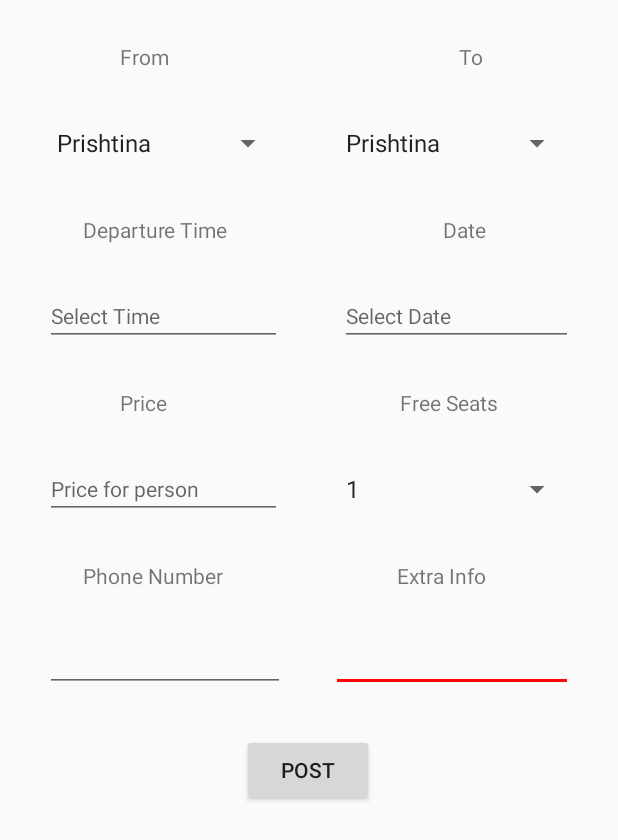
After one commit to EgzonaGrashtica/PPMGr.1, an Android app: the fragment AddPostFragment shown on its own in the app's theme, on a phone screen of 412 x 824 dp. The commit adds this screen. Shown: the top 840 px of the screen. Run offline under Robolectric (Android 15) with nearby library versions, the light colour scheme and no system bars; 2 statements that could not run were skipped.

Commit message:
Fragment i ri Add Post
Shtimi i fragmentit te ri Add Post . Eshte bere vetem rregullimi per navigim te fragmentit dhe rregullimi i UI te add postit (nder tjera TimePicker dhe DatePicker).

```diff
--- /dev/null
+++ b/hitchhikerK/app/src/main/java/com/fiek/hitchhikerkosova/AddPostFragment.java
@@ -0,0 +1,150 @@
+package com.fiek.hitchhikerkosova;
+
+import android.app.DatePickerDialog;
+import android.app.TimePickerDialog;
+import android.os.Bundle;
+
+import androidx.annotation.NonNull;
+import androidx.annotation.Nullable;
+import androidx.appcompat.widget.Toolbar;
+import androidx.fragment.app.Fragment;
+
+import android.text.InputType;
+import android.view.LayoutInflater;
+import android.view.View;
+import android.view.ViewGroup;
+import android.widget.DatePicker;
+import android.widget.EditText;
+import android.widget.TimePicker;
+
+import java.util.Calendar;
+
+
+/**
+ * A simple {@link Fragment} subclass.
+ * Use the {@link AddPostFragment#newInstance} factory method to
+ * create an instance of this fragment.
+ */
+public class AddPostFragment extends Fragment {
+    // TODO: Rename parameter arguments, choose names that match
+    // the fragment initialization parameters, e.g. ARG_ITEM_NUMBER
+    private static final String ARG_PARAM1 = "param1";
+    private static final String ARG_PARAM2 = "param2";
+    TimePickerDialog picker;
+    EditText etSelectTime;
+    EditText etSelectDate;
+
+    // TODO: Rename and change types of parameters
+    private String mParam1;
+    private String mParam2;
+
+    public AddPostFragment() {
+        // Required empty public constructor
+    }
+
+    /**
+     * Use this factory method to create a new instance of
+     * this fragment using the provided parameters.
+     *
+     * @param param1 Parameter 1.
+     * @param param2 Parameter 2.
+     * @return A new instance of fragment AddPostFragment.
+     */
+    // TODO: Rename and change types and number of parameters
+    public static AddPostFragment newInstance(String param1, String param2) {
+        AddPostFragment fragment = new AddPostFragment();
+        Bundle args = new Bundle();
+        args.putString(ARG_PARAM1, param1);
+        args.putString(ARG_PARAM2, param2);
+        fragment.setArguments(args);
+        return fragment;
+    }
+
+    @Override
+    public void onCreate(Bundle savedInstanceState) {
+        super.onCreate(savedInstanceState);
+        if (getArguments() != null) {
+            mParam1 = getArguments().getString(ARG_PARAM1);
+            mParam2 = getArguments().getString(ARG_PARAM2);
+        }
+
+    }
+
+    @Override
+    public View onCreateView(LayoutInflater inflater, ViewGroup container,
+                             Bundle savedInstanceState) {
+        // Inflate the layout for this fragment
+        return inflater.inflate(R.layout.fragment_add_post, container, false);
+    }
+
+    @Override
+    public void onViewCreated(@NonNull View view, @Nullable Bundle savedInstanceState) {
+        super.onViewCreated(view, savedInstanceState);
+        Toolbar toolbar = (Toolbar) getActivity().findViewById(R.id.toolbar);
+        toolbar.setTitle(getResources().getString(R.string.tvAddPostTitle));
+        etSelectTime=getActivity().findViewById(R.id.etSelectTime);
+        etSelectDate=getActivity().findViewById(R.id.etSelectDate);
+        etSelectTime.setInputType(InputType.TYPE_NULL);
+        etSelectDate.setInputType(InputType.TYPE_NULL);
+
+        //Listener per selectimin e ores permes klases TimePickerDialog
+        etSelectTime.setOnClickListener(new View.OnClickListener() {
+            @Override
+            public void onClick(View v) {
+                final Calendar cldr = Calendar.getInstance();
+                int hour = cldr.get(Calendar.HOUR_OF_DAY);
+                int minutes = cldr.get(Calendar.MINUTE);
+                // time picker dialog
+                picker = new TimePickerDialog(getContext(),
+                        new TimePickerDialog.OnTimeSetListener() {
+                            @Override
+                            public void onTimeSet(TimePicker tp, int sHour, int sMinute) {
+                                //formatimi i ores
+                                if(sHour<10 && sMinute<10) {
+                                    etSelectTime.setText("0" + sHour + ":0" + sMinute);
+                                }else if(sHour<10 ) {
+                                    etSelectTime.setText("0" + sHour + ":" + sMinute);
+                                }else if(sMinute<10){
+                                    etSelectTime.setText(sHour + ":0" + sMinute);
+                                }else{
+                                etSelectTime.setText(sHour + ":" + sMinute);
+                                }
+                            }
+                        }, hour, minutes, true);
+                picker.show();
+            }
+        });
+
+        //Listener per selektimin e dates permes klases DatePickerDialog
+        etSelectDate.setOnClickListener(new View.OnClickListener() {
+            @Override
+            public void onClick(View v) {
+                final Calendar c = Calendar.getInstance();
+                int mYear = c.get(Calendar.YEAR);
+                int mMonth = c.get(Calendar.MONTH);
+                int mDay = c.get(Calendar.DAY_OF_MONTH);
+                DatePickerDialog datePickerDialog = new DatePickerDialog(getContext(),
+                        new DatePickerDialog.OnDateSetListener() {
+                            @Override
+                            public void onDateSet(DatePicker view, int year,
+                                                  int monthOfYear, int dayOfMonth) {
+                                //formatimi i ores (+1 per arsye se DatePickerDialog e shfaq muajin per 1 ma pak !?)
+                                if(dayOfMonth <10 && monthOfYear<9) {
+                                    etSelectDate.setText("0" + dayOfMonth + "/0" + (monthOfYear + 1) + "/" + year);
+                                }else if(dayOfMonth<10){
+                                    etSelectDate.setText("0"+dayOfMonth + "/" + (monthOfYear + 1) + "/" + year);
+                                }else if(monthOfYear<9){
+                                    etSelectDate.setText(dayOfMonth + "/0" + (monthOfYear + 1) + "/" + year);
+                                }else{
+                                    etSelectDate.setText(dayOfMonth + "/" + (monthOfYear+1) + "/" + year);
+                                }
+                            }
+                        }, mYear, mMonth, mDay);
+                datePickerDialog.show();
+            }
+        });
+
+    }
+
+
+}
--- a/hitchhikerK/app/src/main/java/com/fiek/hitchhikerkosova/MainActivity.java
+++ b/hitchhikerK/app/src/main/java/com/fiek/hitchhikerkosova/MainActivity.java
@@ -62,6 +62,9 @@ public class MainActivity extends AppCompatActivity {
             }
         });
         drawerToggle.setHomeAsUpIndicator(R.drawable.ic_hamburger);
+
+        if (getSupportActionBar() != null)
+            getSupportActionBar().setTitle("Toolbar title");
     }
 
     private void setupDrawerContent(NavigationView navigationView) {
@@ -106,5 +109,20 @@ public class MainActivity extends AppCompatActivity {
         mDrawer.closeDrawers();
     }
 
+    // Funksioni i butonit per te shtuar Postime
+    public void btnNewPostFunc(View v){
+        fragmentClass = AddPostFragment.class;
+        try {
+            fragment = (Fragment) fragmentClass.newInstance();
+        } catch (Exception e) {
+            e.printStackTrace();
+        }
+        fragmentManager = getSupportFragmentManager();
+        fragmentManager.beginTransaction().replace(R.id.fContent, fragment).commit();
+        for (int i = 0; i < nvDrawer.getMenu().size(); i++) {
+            nvDrawer.getMenu().getItem(i).setChecked(false);
+        }
+    }
+
 
 }
--- a/hitchhikerK/app/src/main/java/com/fiek/hitchhikerkosova/TestFragment2.java
+++ b/hitchhikerK/app/src/main/java/com/fiek/hitchhikerkosova/TestFragment2.java
@@ -2,6 +2,9 @@ package com.fiek.hitchhikerkosova;
 
 import android.os.Bundle;
 
+import androidx.annotation.NonNull;
+import androidx.annotation.Nullable;
+import androidx.appcompat.widget.Toolbar;
 import androidx.fragment.app.Fragment;
 
 import android.view.LayoutInflater;
@@ -53,6 +56,8 @@ public class TestFragment2 extends Fragment {
             mParam1 = getArguments().getString(ARG_PARAM1);
             mParam2 = getArguments().getString(ARG_PARAM2);
         }
+        Toolbar toolbar = (Toolbar) getActivity().findViewById(R.id.toolbar);
+            toolbar.setTitle("Toolbar title123");
     }
 
     @Override
@@ -61,4 +66,10 @@ public class TestFragment2 extends Fragment {
         // Inflate the layout for this fragment
         return inflater.inflate(R.layout.fragment_test2, container, false);
     }
+
+    @Override
+    public void onViewCreated(@NonNull View view, @Nullable Bundle savedInstanceState) {
+        super.onViewCreated(view, savedInstanceState);
+
+    }
 }
--- /dev/null
+++ b/hitchhikerK/app/src/main/res/layout/fragment_add_post.xml
@@ -0,0 +1,205 @@
+<?xml version="1.0" encoding="utf-8"?>
+<FrameLayout xmlns:android="http://schemas.android.com/apk/res/android"
+    xmlns:app="http://schemas.android.com/apk/res-auto"
+    xmlns:tools="http://schemas.android.com/tools"
+    android:layout_width="match_parent"
+    android:layout_height="match_parent"
+    tools:context=".AddPostFragment">
+
+    <androidx.constraintlayout.widget.ConstraintLayout
+        android:layout_width="match_parent"
+        android:layout_height="match_parent">
+
+        <EditText
+            android:id="@+id/edExtraInfo"
+            android:layout_width="161dp"
+            android:layout_height="40dp"
+            android:layout_marginTop="28dp"
+            android:layout_marginEnd="30dp"
+            android:ems="10"
+            android:gravity="start|top"
+            android:inputType="textMultiLine"
+            android:textSize="14sp"
+            app:layout_constraintEnd_toEndOf="parent"
+            app:layout_constraintTop_toBottomOf="@+id/tvExtraInfo" />
+
+        <TextView
+            android:id="@+id/tvExtraInfo"
+            android:layout_width="wrap_content"
+            android:layout_height="wrap_content"
+            android:layout_marginTop="28dp"
+            android:layout_marginEnd="88dp"
+            android:text="@string/tvExtraInfo"
+            app:layout_constraintEnd_toEndOf="parent"
+            app:layout_constraintTop_toBottomOf="@+id/spFreeSeats" />
+
+        <Button
+            android:id="@+id/btnAddPost"
+            android:layout_width="wrap_content"
+            android:layout_height="wrap_content"
+            android:layout_marginStart="161dp"
+            android:layout_marginTop="28dp"
+            android:layout_marginEnd="162dp"
+            android:onClick="@string/btnAddPostFunc"
+            android:text="@string/btnAddPostTxt"
+            app:layout_constraintEnd_toEndOf="parent"
+            app:layout_constraintHorizontal_bias="0.0"
+            app:layout_constraintStart_toStartOf="parent"
+            app:layout_constraintTop_toBottomOf="@+id/edPhoneNumber" />
+
+        <TextView
+            android:id="@+id/tvFrom"
+            android:layout_width="wrap_content"
+            android:layout_height="wrap_content"
+            android:layout_marginStart="80dp"
+            android:layout_marginTop="28dp"
+            android:text="@string/tvFrom"
+            app:layout_constraintStart_toStartOf="parent"
+            app:layout_constraintTop_toTopOf="parent" />
+
+        <TextView
+            android:id="@+id/tvTo"
+            android:layout_width="wrap_content"
+            android:layout_height="wrap_content"
+            android:layout_marginTop="28dp"
+            android:layout_marginEnd="90dp"
+            android:text="@string/tvTo"
+            app:layout_constraintEnd_toEndOf="parent"
+            app:layout_constraintTop_toTopOf="parent" />
+
+        <Spinner
+            android:id="@+id/spFrom"
+            android:layout_width="159dp"
+            android:layout_height="40dp"
+            android:layout_marginStart="30dp"
+            android:layout_marginTop="28dp"
+            app:layout_constraintStart_toStartOf="parent"
+            app:layout_constraintTop_toBottomOf="@+id/tvFrom"
+            android:entries="@array/arrayCities"
+            android:prompt="@string/spDefault"/>
+
+        <Spinner
+            android:id="@+id/spTo"
+            android:layout_width="159dp"
+            android:layout_height="40dp"
+            android:layout_marginTop="28dp"
+            android:layout_marginEnd="30dp"
+            app:layout_constraintEnd_toEndOf="parent"
+            app:layout_constraintTop_toBottomOf="@+id/tvTo"
+            android:entries="@array/arrayCities"
+            android:prompt="@string/spDefault"/>
+
+        <TextView
+            android:id="@+id/tvDepartureTime"
+            android:layout_width="wrap_content"
+            android:layout_height="wrap_content"
+            android:layout_marginStart="55dp"
+            android:layout_marginTop="28dp"
+            android:text="@string/tvDepartureTime"
+            app:layout_constraintStart_toStartOf="parent"
+            app:layout_constraintTop_toBottomOf="@+id/spFrom" />
+
+        <EditText
+            android:id="@+id/etSelectTime"
+            android:layout_width="158dp"
+            android:layout_height="40dp"
+            android:layout_marginStart="30dp"
+            android:layout_marginTop="28dp"
+            android:focusable="false"
+            android:hint="@string/phSelectTime"
+            android:inputType="textPersonName"
+            android:textSize="14sp"
+            app:layout_constraintStart_toStartOf="parent"
+            app:layout_constraintTop_toBottomOf="@+id/tvDepartureTime" />
+
+        <Spinner
+            android:id="@+id/spFreeSeats"
+            android:layout_width="159dp"
+            android:layout_height="40dp"
+            android:layout_marginTop="28dp"
+            android:layout_marginEnd="30dp"
+            android:entries="@array/arrayFreeSeats"
+            android:prompt="@string/spDefault"
+            app:layout_constraintEnd_toEndOf="parent"
+            app:layout_constraintTop_toBottomOf="@+id/tvFreeSeats" />
+
+        <TextView
+            android:id="@+id/tvFreeSeats"
+            android:layout_width="wrap_content"
+            android:layout_height="wrap_content"
+            android:layout_marginTop="28dp"
+            android:layout_marginEnd="80dp"
+            android:text="@string/tvFreeSeats"
+            app:layout_constraintEnd_toEndOf="parent"
+            app:layout_constraintTop_toBottomOf="@+id/etSelectDate" />
+
+        <TextView
+            android:id="@+id/tvPrice"
+            android:layout_width="wrap_content"
+            android:layout_height="wrap_content"
+            android:layout_marginStart="80dp"
+            android:layout_marginTop="28dp"
+            android:text="@string/tvPrice"
+            app:layout_constraintStart_toStartOf="parent"
+            app:layout_constraintTop_toBottomOf="@+id/etSelectTime"
+            />
+
+        <TextView
+            android:id="@+id/tvPhoneNumber"
+            android:layout_width="wrap_content"
+            android:layout_height="wrap_content"
+            android:layout_marginStart="55dp"
+            android:layout_marginTop="28dp"
+            android:text="@string/tvPhoneNumber"
+            app:layout_constraintStart_toStartOf="parent"
+            app:layout_constraintTop_toBottomOf="@+id/edPrice" />
+
+        <EditText
+            android:id="@+id/edPrice"
+            android:layout_width="158dp"
+            android:layout_height="40dp"
+            android:layout_marginStart="30dp"
+            android:layout_marginTop="28dp"
+            android:hint="@string/phPrice"
+            android:inputType="number"
+            app:layout_constraintStart_toStartOf="parent"
+            app:layout_constraintTop_toBottomOf="@+id/tvPrice"
+            android:textSize="14sp"/>
+
+        <EditText
+            android:id="@+id/etSelectDate"
+            android:layout_width="155dp"
+            android:layout_height="40dp"
+            android:layout_marginTop="28dp"
+            android:layout_marginEnd="30dp"
+            android:hint="@string/phDate"
+            android:inputType="textPersonName"
+            android:textSize="14sp"
+            app:layout_constraintEnd_toEndOf="parent"
+            app:layout_constraintTop_toBottomOf="@+id/tvDate"
+            android:focusable="false"/>
+
+        <TextView
+            android:id="@+id/tvDate"
+            android:layout_width="wrap_content"
+            android:layout_height="wrap_content"
+            android:layout_marginTop="28dp"
+            android:layout_marginEnd="88dp"
+            android:text="@string/tvDate"
+            app:layout_constraintEnd_toEndOf="parent"
+            app:layout_constraintTop_toBottomOf="@+id/spTo" />
+
+        <EditText
+            android:id="@+id/edPhoneNumber"
+            android:layout_width="160dp"
+            android:layout_height="40dp"
+            android:layout_marginStart="30dp"
+            android:layout_marginTop="28dp"
+            android:ems="10"
+            android:inputType="phone"
+            app:layout_constraintStart_toStartOf="parent"
+            app:layout_constraintTop_toBottomOf="@+id/tvPhoneNumber"
+            android:textSize="14sp"/>
+
+    </androidx.constraintlayout.widget.ConstraintLayout>
+</FrameLayout>
--- a/hitchhikerK/app/src/main/res/layout/toolbar.xml
+++ b/hitchhikerK/app/src/main/res/layout/toolbar.xml
@@ -2,6 +2,7 @@
 <androidx.appcompat.widget.Toolbar
     xmlns:android="http://schemas.android.com/apk/res/android"
     xmlns:app="http://schemas.android.com/apk/res-auto"
+    xmlns:tools="http://schemas.android.com/tools"
     android:id="@+id/toolbar"
     android:layout_height="wrap_content"
     android:layout_width="match_parent"
@@ -9,4 +10,22 @@
     android:minHeight="?attr/actionBarSize"
     app:theme="@style/ThemeOverlay.AppCompat.Dark.ActionBar"
     android:background="?attr/colorPrimaryDark">
+
+        <ImageButton
+            android:id="@+id/btnNewPost"
+            android:layout_width="wrap_content"
+            android:layout_height="wrap_content"
+            android:layout_marginEnd="4dp"
+            android:layout_weight="1"
+            android:backgroundTint="@color/colorAccent"
+            android:contentDescription="@string/newPostCD"
+            android:onClick="@string/btnNewPostFunc"
+            app:layout_constraintBottom_toBottomOf="parent"
+            app:layout_constraintEnd_toEndOf="parent"
+            app:layout_constraintTop_toTopOf="parent"
+            app:srcCompat="@drawable/ic_add_white_18dp"
+            android:layout_alignParentEnd="true"
+            android:layout_alignParentRight="true"
+            android:layout_gravity="right"/>
+
 </androidx.appcompat.widget.Toolbar>
--- a/hitchhikerK/app/src/main/res/values/strings.xml
+++ b/hitchhikerK/app/src/main/res/values/strings.xml
@@ -2,26 +2,75 @@
     <string name="app_name">Hitchhiker Kosova</string>
 
     <!-- placeholders -->
+        <!-- PH for signup/login-->
         <string name="phEmail">Email</string>
         <string name="phPassword">Password</string>
         <string name="phName">Name</string>
         <string name="phSurname">Surname</string>
         <string name="phPhoneNumber">Phone Number</string>
         <string name="phConfirmPassword">Confirm Password</string>
+        <!-- AddPost-->
+        <string name="phSelectTime">Select Time</string>
+        <string name="phPrice">Price for person</string>
+        <string name="phDate">Select Date </string>
 
     <!-- buttons text-->
+        <!-- Signup/Login-->
         <string name="btnLogInTxt">Log In</string>
         <string name="btnSignUpTxt">Sign Up</string>
+        <string name="btnAddPostTxt">Post</string>
 
     <!-- onClick function -->
+        <!-- Signup/Login-->
         <string name="btnLogInFunc">btnLogInFunc</string>
         <string name="tvRegisterFunc">tvRegisterFunc</string>
         <string name="btnSignUpFunc">btnSignUpFunc</string>
+        <!-- AddPost-->
+        <string name="btnNewPostFunc">btnNewPostFunc</string>
+        <string name="btnAddPostFunc">btnAddPostFunc</string>
+        <string name="etSelectTimeFunc">etSelectTimeFunc</string>
 
     <!-- Text Views -->
+        <!--Signup-->
         <string name="tvRegister">Don\'t have an account?</string>
+        <!-- AddPost-->
+        <string name="tvAddPostTitle">Create a new trip.</string>
+        <string name="tvFrom">From</string>
+        <string name="tvTo">To</string>
+        <string name="tvDepartureTime">Departure Time</string>
+        <string name="tvFreeSeats">Free Seats</string>
+        <string name="tvPrice">Price</string>
+        <string name="tvDate">Date</string>
+        <string name="tvPhoneNumber">Phone Number</string>
+        <string name="tvExtraInfo">Extra Info</string>
+
+    <!--Spinner Arrays-->
+        <!-- AddPost-->
+        <string-array name="arrayCities">
+            <item>Prishtina</item>
+            <item>Prizreni</item>
+            <item>Ferizaj</item>
+            <item>Pejë</item>
+            <item>Gjakovë</item>
+            <item>Gjilan</item>
+            <item>Mitrovicë</item>
+        </string-array>
+        <string-array name="arrayFreeSeats">
+            <item>1</item>
+            <item>2</item>
+            <item>3</item>
+            <item>4</item>
+            <item>5</item>
+            <item>6</item>
+            <item>7</item>
+            <item>8</item>
+            <item>9</item>
+        </string-array>
+        <!-- Spinner Default-->
+        <string name="spDefault">Choose..</string>
 
     <!-- Text -->
+        <!-- Validation for signup/login -->
         <string name="emptyName">Please enter name</string>
         <string name="emptySurname">Please enter surname</string>
         <string name="emptyPhoneNumber">Please enter phone number</string>
@@ -33,11 +82,18 @@
         <string name="confirmPassword">Password doesn\'t match</string>
 
     <!-- Content Descriptions-->
+        <!--Login-->
         <string name="loginPhotoCD">"Hitchhiker Kosova" Logo</string>
+        <!-- AddPost-->
+        <string name="newPostCD">Button for adding a post</string>
+
+    <!-- Hamburger Menu-->
+    <string name="drawer_open">Open</string>
+    <string name="drawer_close">Close</string>
+
+
 
     <!-- TODO: Remove or change this placeholder text -->
     <string name="hello_blank_fragment">Hello blank fragment</string>
 
-    <string name="drawer_open">Open</string>
-    <string name="drawer_close">Close</string>
 </resources>
```
Also changed, not shown: hitchhikerK/app/src/main/res/drawable/ic_add_white_18dp.png (added), hitchhikerK/app/src/main/res/drawable/icons/ic_add_white_18dp.png (added). Lines whose indentation alone changed are shown as unchanged.
